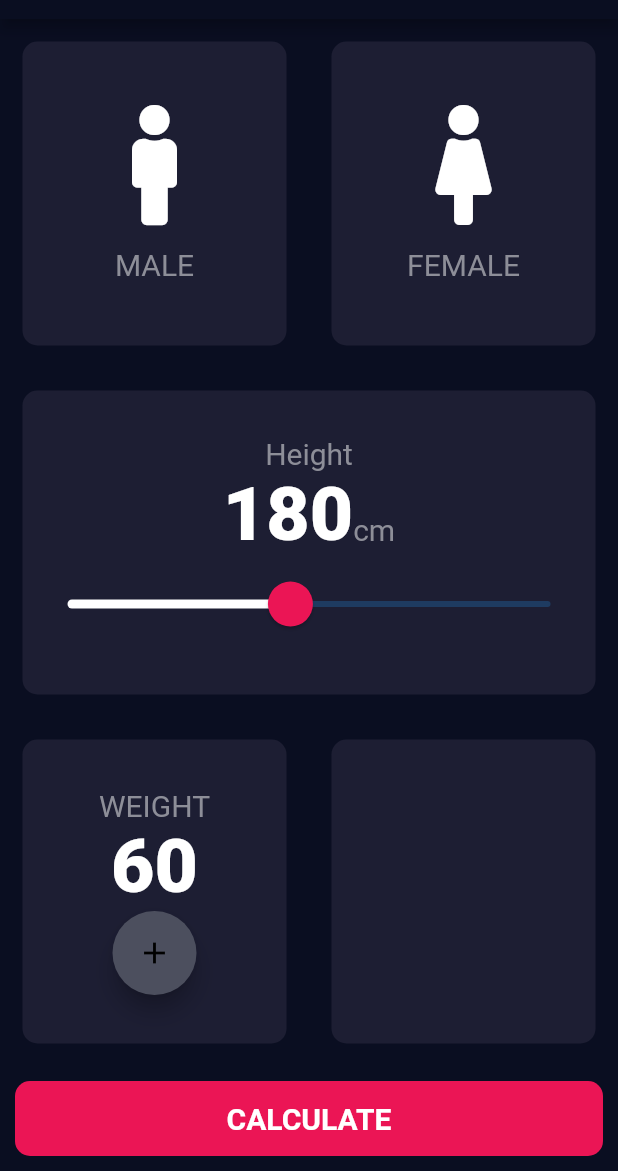
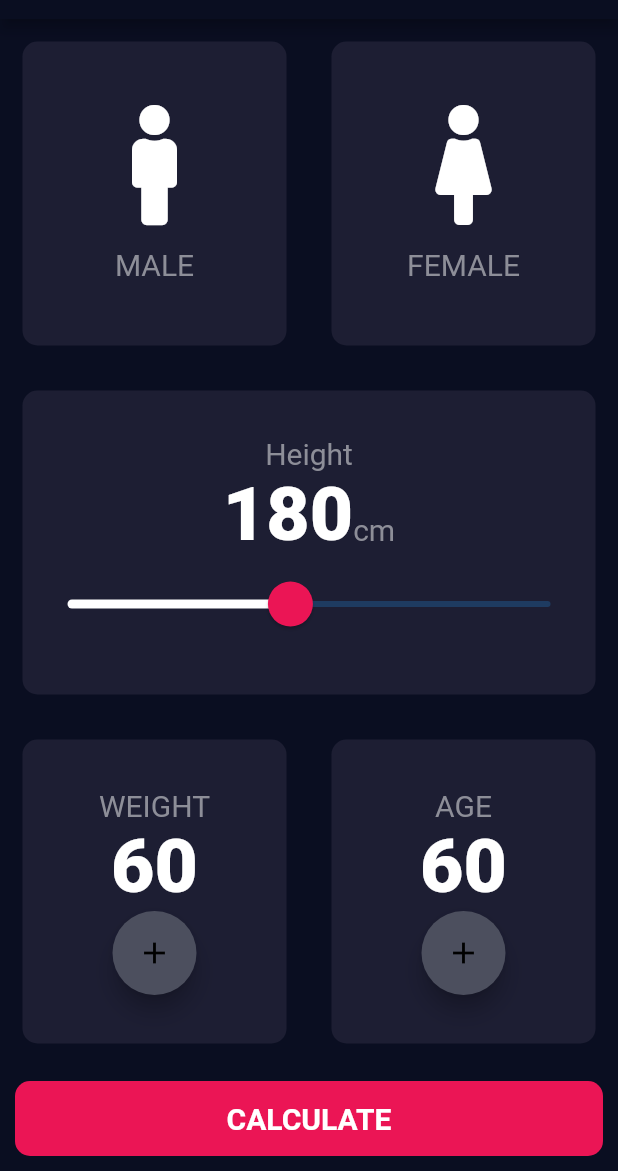
Before and after one commit to Mr-Perfectuz/BMI_Calculator, a Flutter app: the screen it shows after launch, on a phone screen of 412 x 824 dp, the part 65-1236 px from its top. Run offline on Flutter 3.47's test engine with Material 2 defaults, Android fonts, the phone set to English and light mode, and no system bars; our stand-ins replace font_awesome_flutter.

```diff
--- a/lib/input_page.dart
+++ b/lib/input_page.dart
@@ -142,7 +142,23 @@ class _InputPageState extends State<InputPage> {
               Expanded(
                 child: ReusableCard(
                   colour: KactiveCardColor,
-                  carchild: Column(),
+                  carchild: Column(
+                    mainAxisAlignment: MainAxisAlignment.center,
+                    children: <Widget>[
+                      Text(
+                        'AGE',
+                        style: KlabelTextStyle,
+                      ),
+                      Text(
+                        weight.toString(),
+                        style: KSliderTextStyle,
+                      ),
+                      FloatingActionButton(
+                        backgroundColor: Color(0xFF4C4F5E),
+                        child: Icon(Icons.add),
+                      ),
+                    ],
+                  ),
                 ),
               ),
             ],
```
